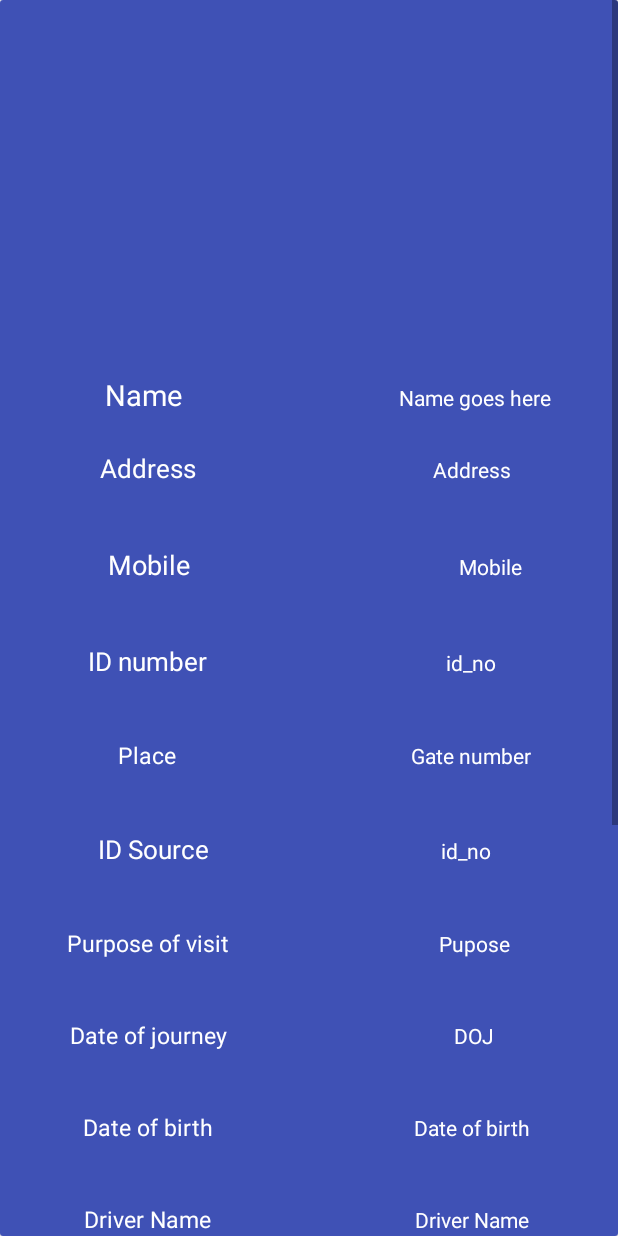
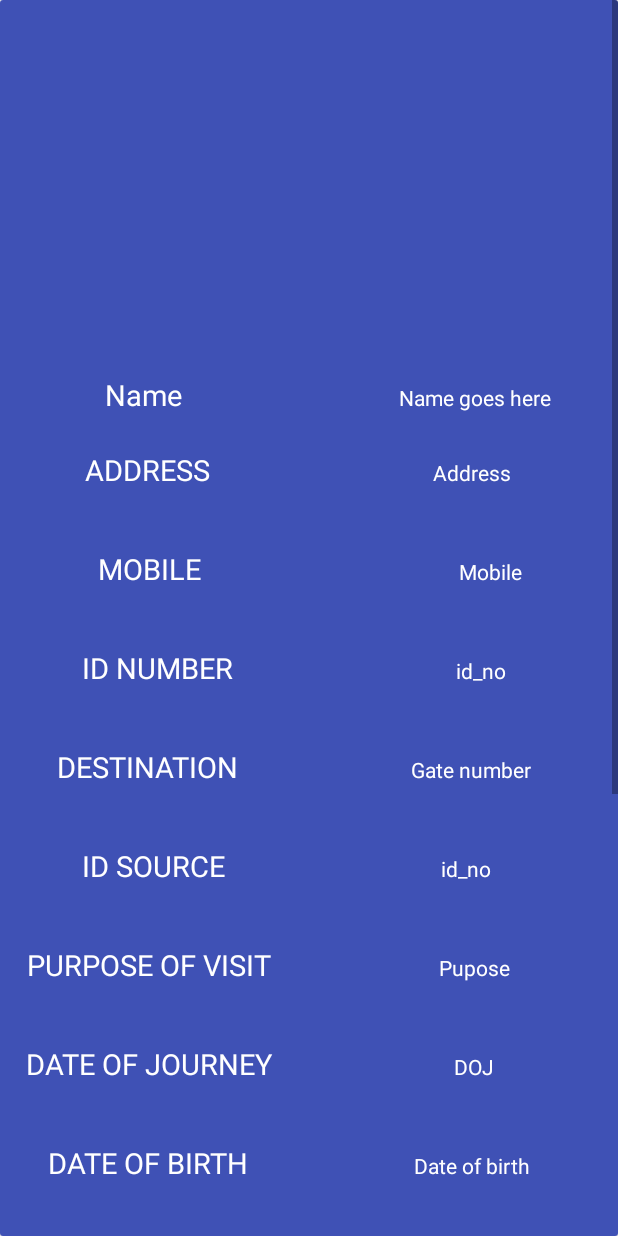
Before and after one commit to Dwijraj/TouristGuard, an Android app: the ViewPass screen opened directly, with no data from a screen before it, on a phone screen of 412 x 824 dp. Run offline under Robolectric (Android 15) with nearby library versions, the phone set to English and light mode, and no system bars; our stand-ins replace Firebase (no records; nobody signed in at launch, a user with empty details on screens opened directly); pictures from the network do not load; 18 statements that could not run were skipped.

```diff
--- a/app/src/main/res/layout/pass_history.xml
+++ b/app/src/main/res/layout/pass_history.xml
@@ -75,8 +75,8 @@
                 android:gravity="center"
                 android:layout_width="0dp"
                 android:layout_height="wrap_content"
-                android:text="Address"
-                android:textSize="17sp"
+                android:text="ADDRESS"
+                android:textSize="19sp"
                 android:textColor="#ffff"/>
 
             <TextView
@@ -105,8 +105,8 @@
                 android:gravity="center"
                 android:layout_width="0dp"
                 android:layout_height="wrap_content"
-                android:text="Mobile"
-                android:textSize="18sp"
+                android:text="MOBILE"
+                android:textSize="19sp"
                 android:textColor="#ffff"/>
 
             <TextView
@@ -134,8 +134,8 @@
                 android:gravity="center"
                 android:layout_width="wrap_content"
                 android:layout_height="wrap_content"
-                android:text="ID number"
-                android:textSize="17sp"
+                android:text="ID NUMBER"
+                android:textSize="19sp"
                 android:textColor="#ffff"/>
 
             <TextView
@@ -164,8 +164,8 @@
                 android:gravity="center"
                 android:layout_width="0dp"
                 android:layout_height="wrap_content"
-                android:text="Place"
-                android:textSize="15sp"
+                android:text="DESTINATION"
+                android:textSize="19sp"
                 android:textColor="#ffff"
                 />
 
@@ -194,8 +194,8 @@
                 android:gravity="center"
                 android:layout_width="0dp"
                 android:layout_height="wrap_content"
-                android:text="ID Source"
-                android:textSize="17sp"
+                android:text="ID SOURCE"
+                android:textSize="19sp"
                 android:textColor="#ffff"/>
 
             <TextView
@@ -226,8 +226,8 @@
                 android:gravity="center"
                 android:layout_width="0dp"
                 android:layout_height="wrap_content"
-                android:text="Purpose of visit"
-                android:textSize="15sp"
+                android:text="PURPOSE OF VISIT"
+                android:textSize="19sp"
                 android:textColor="#ffff"
                 android:id="@+id/textView3" />
 
@@ -256,8 +256,8 @@
                 android:gravity="center"
                 android:layout_width="0dp"
                 android:layout_height="wrap_content"
-                android:text="Date of journey"
-                android:textSize="15sp"
+                android:text="DATE OF JOURNEY"
+                android:textSize="19sp"
                 android:textColor="#ffff"/>
 
             <TextView
@@ -286,8 +286,8 @@
                 android:gravity="center"
                 android:layout_width="0dp"
                 android:layout_height="wrap_content"
-                android:text="Date of birth"
-                android:textSize="15sp"
+                android:text="DATE OF BIRTH"
+                android:textSize="19sp"
                 android:textColor="#ffff"/>
 
             <TextView
@@ -315,8 +315,8 @@
                 android:gravity="center"
                 android:layout_width="0dp"
                 android:layout_height="wrap_content"
-                android:text="Driver Name"
-                android:textSize="15sp"
+                android:text="DRIVER NAME"
+                android:textSize="19sp"
                 android:textColor="#ffff"/>
 
             <TextView
@@ -344,8 +344,8 @@
                 android:gravity="center"
                 android:layout_width="0dp"
                 android:layout_height="wrap_content"
-                android:text="Car number"
-                android:textSize="15sp"
+                android:text="CAR NUMBER"
+                android:textSize="19sp"
                 android:textColor="#ffff"
                 android:id="@+id/textView2" />
 
@@ -375,7 +375,7 @@
                 android:layout_width="0dp"
                 android:layout_height="wrap_content"
                 android:text="GATE"
-                android:textSize="15sp"
+                android:textSize="19sp"
                 android:textColor="#ffff"
                 />
 
@@ -427,7 +427,7 @@
                 android:layout_width="match_parent"
                 android:gravity="center"
                 android:layout_height="wrap_content"
-                android:text="Application status"
+                android:text="APPLICATION STATUS"
                 android:id="@+id/NOT_REQUIRED"
                 android:textSize="19sp"
                 android:textColor="#ffff"/>
@@ -462,9 +462,9 @@
                 android:id="@+id/BAR_CODE_SHOW"
                 android:layout_height="wrap_content" />
             <TextView
-                android:layout_width="250dp"
+                android:layout_width="match_parent"
                 android:text="Hellos sdsdsdsdsdsdsds"
-                android:textSize="13.438sp"
+                android:textSize="19sp"
                 android:textColor="#ffff"
                 android:gravity="center"
                 android:layout_centerHorizontal="true"
```
Also changed, not shown: app/src/main/java/firebaseapps/com/pass/Passdetails.java (+44 -41 lines).
